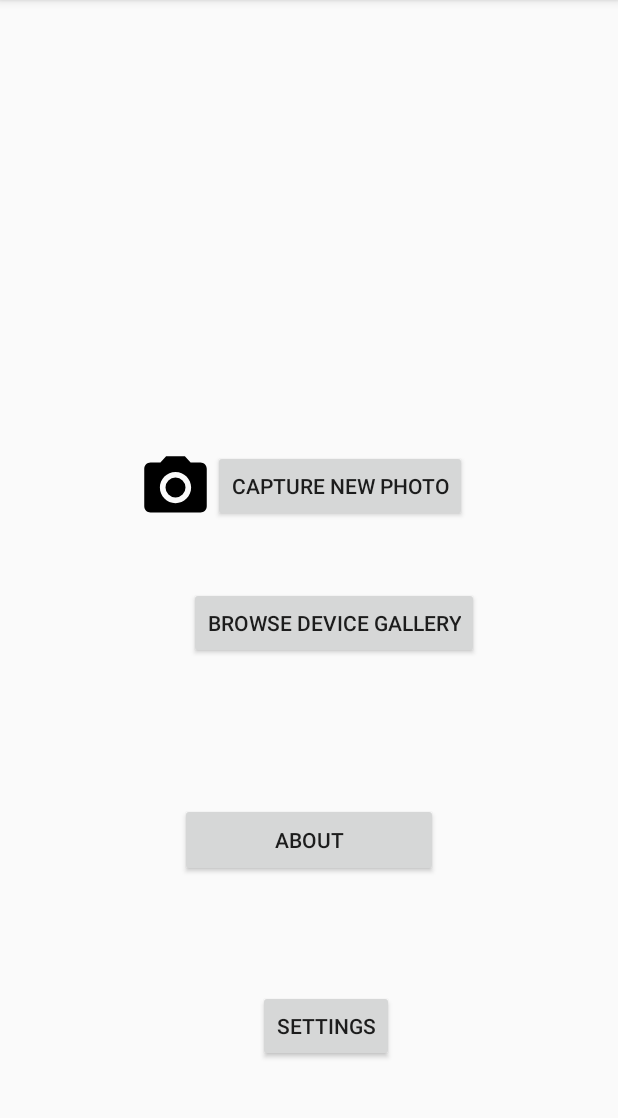
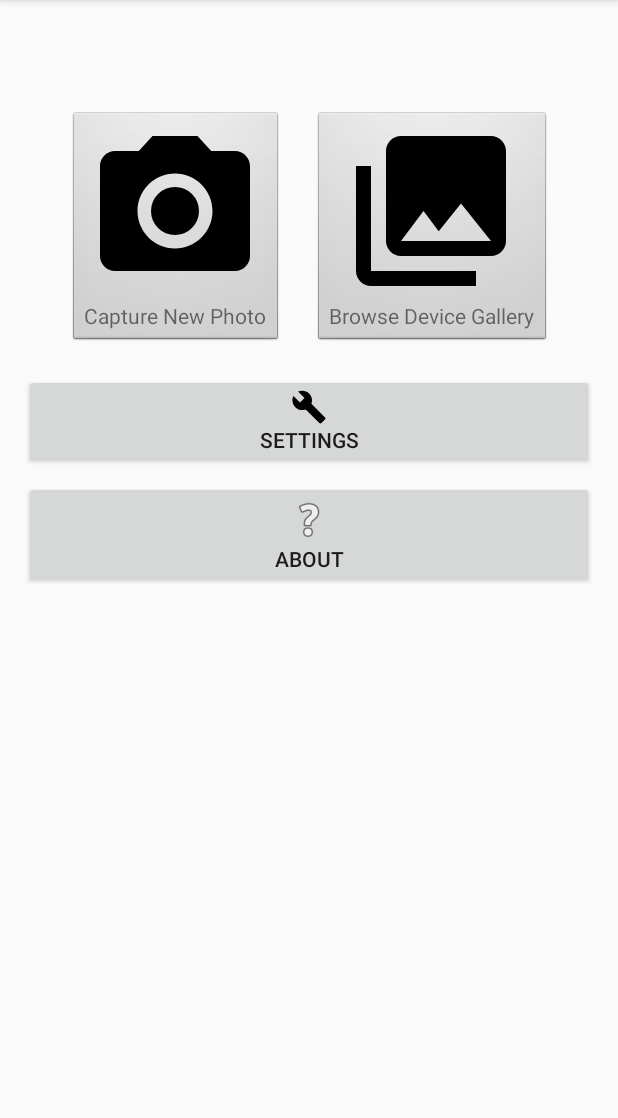
Before and after one commit to uribr/CoF, an Android app: the screen it shows after launch (MainActivity), on a phone screen of 412 x 824 dp, the part 84-1202 px from its top. Run offline under Robolectric (Android 15) with nearby library versions, the phone set to English and light mode, and no system bars.

Commit message:
changed the UI

```diff
--- a/app/src/main/res/layout/activity_main.xml
+++ b/app/src/main/res/layout/activity_main.xml
@@ -7,107 +7,232 @@
     android:layout_height="match_parent"
     tools:context="cofproject.tau.android.cof.MainActivity">
 
-    <RelativeLayout
-        android:layout_width="368dp"
-        android:layout_height="495dp"
-        app:layout_constraintBottom_toBottomOf="parent"
+    <!--<Button-->
+    <!--android:id="@+id/button18"-->
+    <!--android:layout_width="wrap_content"-->
+    <!--android:layout_height="wrap_content"-->
+    <!--android:onClick="onNewPhotoClick"-->
+    <!--android:text="@string/capture_new_photo_button_text"-->
+    <!--tools:layout_editor_absoluteX="74dp"-->
+    <!--tools:layout_editor_absoluteY="45dp"-->
+    <!--android:drawableLeft="@drawable/ic_menu_camera"-->
+    <!--tools:textAllCaps="false"/>-->
+
+    <!--<Button-->
+    <!--android:id="@+id/button20"-->
+    <!--android:layout_width="wrap_content"-->
+    <!--android:layout_height="wrap_content"-->
+    <!--android:onClick="startGallery"-->
+    <!--android:text="@string/browse_gallery_button_text"-->
+    <!--tools:layout_editor_absoluteX="97dp"-->
+    <!--tools:layout_editor_absoluteY="118dp"-->
+    <!--tools:textAllCaps="false"/>-->
+
+    <!--<Button-->
+    <!--android:id="@+id/button14"-->
+    <!--android:layout_width="172dp"-->
+    <!--android:layout_height="49dp"-->
+    <!--android:layout_below="@+id/capture_lin_layout"-->
+    <!--android:layout_centerHorizontal="true"-->
+    <!--android:text="@string/about_button_text"-->
+    <!--app:layout_constraintLeft_toLeftOf="parent"-->
+    <!--app:layout_constraintRight_toRightOf="parent"-->
+    <!--tools:layout_editor_absoluteY="408dp"-->
+    <!--tools:textAllCaps="false"/>-->
+
+    <!--<Button-->
+    <!--android:id="@+id/button15"-->
+    <!--android:layout_width="wrap_content"-->
+    <!--android:layout_height="wrap_content"-->
+    <!--android:text="@string/action_settings"-->
+    <!--tools:textAllCaps="false"-->
+    <!--tools:layout_editor_absoluteY="345dp"-->
+    <!--tools:layout_editor_absoluteX="43dp"/>-->
+
+    <!--<LinearLayout-->
+    <!--android:id="@+id/linearLayout2"-->
+    <!--android:layout_width="160dp"-->
+    <!--android:layout_height="160dp"-->
+    <!--android:layout_marginLeft="16dp"-->
+    <!--android:layout_marginStart="16dp"-->
+    <!--android:layout_marginTop="64dp"-->
+    <!--android:background="@android:drawable/btn_default"-->
+    <!--android:clickable="true"-->
+    <!--android:onClick="onNewPhotoClick"-->
+    <!--android:orientation="vertical"-->
+    <!--android:weightSum="1"-->
+    <!--app:layout_constraintTop_toTopOf="parent"-->
+    <!--app:layout_constraintLeft_toLeftOf="parent"-->
+    <!--&gt;-->
+
+    <!--<ImageButton-->
+    <!--android:id="@+id/img_btn_capture_photo"-->
+    <!--android:layout_width="120dp"-->
+    <!--android:layout_height="120dp"-->
+    <!--android:layout_gravity="center"-->
+    <!--android:layout_weight="0.18"-->
+    <!--android:background="@null"-->
+    <!--android:scaleType="fitXY"-->
+    <!--android:src="@drawable/ic_menu_camera">-->
+    <!--</ImageButton>-->
+
+    <!--<TextView-->
+    <!--android:layout_width="wrap_content"-->
+    <!--android:layout_height="wrap_content"-->
+    <!--android:layout_gravity="center"-->
+    <!--android:clickable="false"-->
+    <!--android:text="@string/capture_new_photo_button_text"-->
+    <!--android:textSize="11sp">-->
+    <!--</TextView>-->
+    <!--</LinearLayout>-->
+
+    <!--<LinearLayout-->
+    <!--android:id="@+id/linearLayout"-->
+    <!--android:layout_width="160dp"-->
+    <!--android:layout_height="160dp"-->
+    <!--android:layout_marginTop="64dp"-->
+    <!--android:background="@android:drawable/btn_default"-->
+    <!--android:clickable="true"-->
+    <!--android:onClick="startGallery"-->
+    <!--android:orientation="vertical"-->
+    <!--android:weightSum="1"-->
+    <!--app:layout_constraintRight_toRightOf="parent"-->
+    <!--app:layout_constraintTop_toTopOf="parent"-->
+    <!--android:layout_marginRight="16dp"-->
+    <!--android:layout_marginEnd="16dp">-->
+
+    <!--<ImageButton-->
+    <!--android:id="@+id/img_btn_browse_gallery"-->
+    <!--android:layout_width="120dp"-->
+    <!--android:layout_height="120dp"-->
+    <!--android:layout_gravity="center"-->
+    <!--android:background="@null"-->
+    <!--android:scaleType="fitXY"-->
+    <!--android:src="@drawable/ic_menu_gallery">-->
+    <!--</ImageButton>-->
+
+    <!--<TextView-->
+    <!--android:layout_width="wrap_content"-->
+    <!--android:layout_height="wrap_content"-->
+    <!--android:layout_gravity="center"-->
+    <!--android:clickable="false"-->
+    <!--android:text="@string/browse_gallery_button_text"-->
+    <!--android:textSize="11sp">-->
+    <!--</TextView>-->
+    <!--</LinearLayout>-->
+
+
+    <LinearLayout
+        android:id="@+id/linearLayout3"
+        android:layout_width="wrap_content"
+        android:layout_height="wrap_content"
+        android:layout_marginLeft="16dp"
+        android:layout_marginRight="16dp"
+        android:layout_marginTop="64dp"
         app:layout_constraintLeft_toLeftOf="parent"
         app:layout_constraintRight_toRightOf="parent"
-        app:layout_constraintTop_toTopOf="parent"
-        app:layout_constraintVertical_bias="1.0">
+        app:layout_constraintTop_toTopOf="parent">
+
+        <LinearLayout
+            android:id="@+id/linearLayout2"
+            android:layout_width="wrap_content"
+            android:layout_height="wrap_content"
+            android:layout_margin="10dp"
+            android:layout_marginLeft="16dp"
+            android:layout_marginStart="16dp"
+            android:layout_marginTop="64dp"
+            android:background="@android:drawable/btn_default"
+            android:clickable="true"
+            android:onClick="onNewPhotoClick"
+            android:orientation="vertical"
+            android:weightSum="1"
+            app:layout_constraintLeft_toLeftOf="parent"
+            app:layout_constraintTop_toTopOf="parent"
+            >
+
+            <ImageButton
+                android:id="@+id/img_btn_capture_photo"
+                android:layout_width="120dp"
+                android:layout_height="120dp"
+                android:layout_gravity="center"
+                android:background="@null"
+                android:scaleType="fitXY"
+                android:src="@drawable/ic_menu_camera"
+                android:onClick="onNewPhotoClick">
+            </ImageButton>
+
+            <TextView
+                android:layout_width="wrap_content"
+                android:layout_height="wrap_content"
+                android:layout_gravity="center"
+                android:clickable="false"
+                android:text="@string/capture_new_photo_button_text">
+            </TextView>
+        </LinearLayout>
+
+        <LinearLayout
+            android:id="@+id/linearLayout"
+            android:layout_width="wrap_content"
+            android:layout_height="wrap_content"
+            android:layout_margin="10dp"
+            android:layout_marginEnd="16dp"
+            android:layout_marginRight="16dp"
+            android:layout_marginTop="64dp"
+            android:background="@android:drawable/btn_default"
+            android:clickable="true"
+            android:onClick="startGallery"
+            android:orientation="vertical"
+            android:weightSum="1"
+            app:layout_constraintRight_toRightOf="parent"
+            app:layout_constraintTop_toTopOf="parent">
+
+            <ImageButton
+                android:id="@+id/img_btn_browse_gallery"
+                android:layout_width="120dp"
+                android:layout_height="120dp"
+                android:layout_gravity="center"
+                android:background="@null"
+                android:scaleType="fitXY"
+                android:src="@drawable/ic_menu_gallery"
+                android:onClick="startGallery">
+            </ImageButton>
+
+            <TextView
+                android:layout_width="wrap_content"
+                android:layout_height="wrap_content"
+                android:layout_gravity="center"
+                android:clickable="false"
+                android:text="@string/browse_gallery_button_text">
+            </TextView>
+        </LinearLayout>
+    </LinearLayout>
+
+    <LinearLayout
+        android:layout_width="0dp"
+        android:layout_height="wrap_content"
+        android:layout_marginEnd="16dp"
+        android:layout_marginLeft="24dp"
+        android:layout_marginRight="24dp"
+        android:layout_marginStart="16dp"
+        android:layout_marginTop="8dp"
+        android:orientation="vertical"
+        app:layout_constraintLeft_toLeftOf="parent"
+        app:layout_constraintRight_toRightOf="parent"
+        app:layout_constraintTop_toBottomOf="@+id/linearLayout3">
 
         <Button
-            android:id="@+id/button14"
-            android:layout_width="172dp"
-            android:layout_height="49dp"
-            android:layout_below="@+id/capture_lin_layout"
-            android:layout_centerHorizontal="true"
-            android:layout_marginTop="179dp"
-            android:text="@string/about_button_text"
-            app:layout_constraintLeft_toLeftOf="parent"
-            app:layout_constraintRight_toRightOf="parent"
-            tools:layout_editor_absoluteX="64dp"
-            tools:layout_editor_absoluteY="221dp"
-            tools:textAllCaps="false"/>
+            android:layout_width="match_parent"
+            android:layout_height="wrap_content"
+            android:drawableTop="@drawable/ic_menu_manage"
+            android:text="@string/setting_button_text"/>
 
         <Button
-            android:id="@+id/button15"
-            android:layout_width="wrap_content"
+            android:layout_width="match_parent"
             android:layout_height="wrap_content"
-            android:layout_alignParentBottom="true"
-            android:layout_alignParentEnd="true"
-            android:layout_alignParentRight="true"
-            android:layout_marginBottom="60dp"
-            android:layout_marginEnd="127dp"
-            android:layout_marginRight="127dp"
-            android:text="@string/action_settings"
-            app:layout_constraintLeft_toLeftOf="@+id/button13"
-            app:layout_constraintRight_toRightOf="@+id/button13"
-            tools:layout_editor_absoluteY="126dp"
-            tools:textAllCaps="false"/>
+            android:layout_marginTop="8dp"
+            android:drawableTop="@drawable/ic_menu_help"
+            android:text="@string/about_button_text"/>
+    </LinearLayout>
 
-        <LinearLayout
-            android:id="@+id/capture_lin_layout"
-            android:layout_width="wrap_content"
-            android:layout_height="wrap_content"
-            android:orientation="horizontal"
-            android:weightSum="1"
-            android:layout_alignParentTop="true"
-            android:layout_centerHorizontal="true"
-            android:layout_marginTop="27dp">
 
-            <ImageView
-                android:id="@+id/imageView6"
-                android:layout_width="50dp"
-                android:layout_height="50dp"
-                android:layout_alignParentTop="true"
-                android:layout_toLeftOf="@+id/capture_new_photo_button"
-                android:layout_toStartOf="@+id/capture_new_photo_button"
-                app:layout_constraintBottom_toBottomOf="@+id/button10"
-                app:layout_constraintHorizontal_bias="1.0"
-                app:layout_constraintLeft_toLeftOf="parent"
-                app:layout_constraintRight_toLeftOf="@+id/button10"
-                app:layout_constraintTop_toTopOf="@+id/button10"
-                app:layout_constraintVertical_bias="0.0"
-                app:srcCompat="@drawable/ic_menu_camera"/>
-
-            <Button
-                android:id="@+id/button18"
-                android:layout_width="wrap_content"
-                android:layout_height="wrap_content"
-                android:layout_alignEnd="@+id/browse_gallery_button"
-                android:layout_alignLeft="@+id/browse_gallery_button"
-                android:layout_alignRight="@+id/browse_gallery_button"
-                android:layout_alignStart="@+id/browse_gallery_button"
-                android:layout_marginBottom="8dp"
-                android:layout_marginLeft="0dp"
-                android:layout_marginRight="8dp"
-                android:onClick="onNewPhotoClick"
-                android:text="@string/capture_new_photo_button_text"
-                app:layout_constraintBottom_toTopOf="@+id/button11"
-                app:layout_constraintHorizontal_bias="0.504"
-                app:layout_constraintLeft_toLeftOf="@+id/button11"
-                app:layout_constraintRight_toRightOf="@+id/button11"
-                tools:textAllCaps="false"/>
-
-        </LinearLayout>
-
-        <Button
-            android:id="@+id/button20"
-            android:layout_width="wrap_content"
-            android:layout_height="wrap_content"
-            android:layout_alignEnd="@+id/capture_lin_layout"
-            android:layout_alignRight="@+id/capture_lin_layout"
-            android:layout_below="@+id/capture_lin_layout"
-            android:layout_marginTop="35dp"
-            android:layout_weight="1"
-            android:onClick="startGallery"
-            android:text="@string/browse_gallery_button_text"
-            app:layout_constraintBottom_toTopOf="@+id/button12"
-            app:layout_constraintHorizontal_bias="0.502"
-            app:layout_constraintLeft_toLeftOf="@+id/button12"
-            app:layout_constraintRight_toRightOf="@+id/button12"
-            tools:textAllCaps="false"/>
-
-    </RelativeLayout>
 </android.support.constraint.ConstraintLayout>
--- a/app/src/main/res/values/dimens.xml
+++ b/app/src/main/res/values/dimens.xml
@@ -5,4 +5,5 @@
     <dimen name="nav_header_vertical_spacing">16dp</dimen>
     <dimen name="nav_header_height">160dp</dimen>
     <dimen name="fab_margin">16dp</dimen>
+    <dimen name="box_size">160dp</dimen>
 </resources>
--- a/app/src/main/res/values/drawables.xml
+++ b/app/src/main/res/values/drawables.xml
@@ -5,4 +5,5 @@
     <item name="ic_menu_manage" type="drawable">@android:drawable/ic_menu_manage</item>
     <item name="ic_menu_share" type="drawable">@android:drawable/ic_menu_share</item>
     <item name="ic_menu_send" type="drawable">@android:drawable/ic_menu_send</item>
+    <item name="ic_menu_help" type="drawable">@android:drawable/ic_menu_help</item>
 </resources>
```
